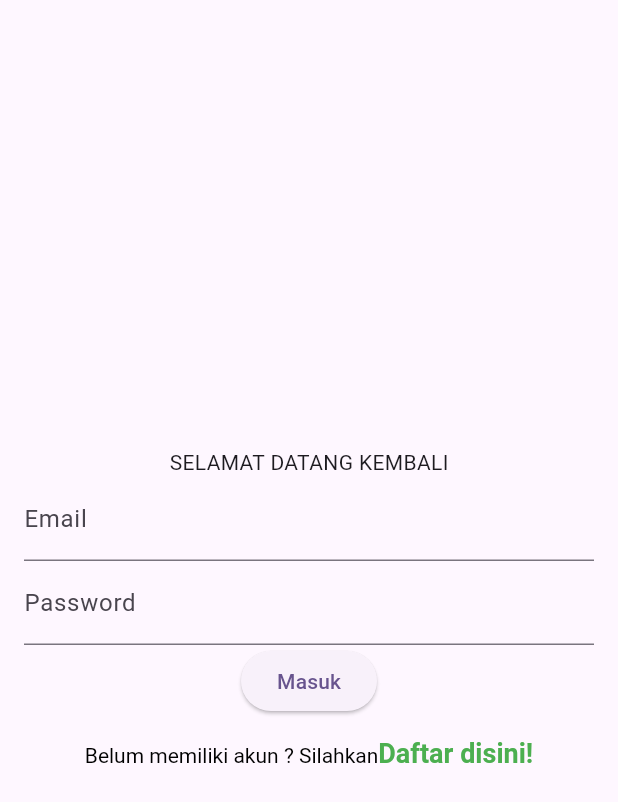
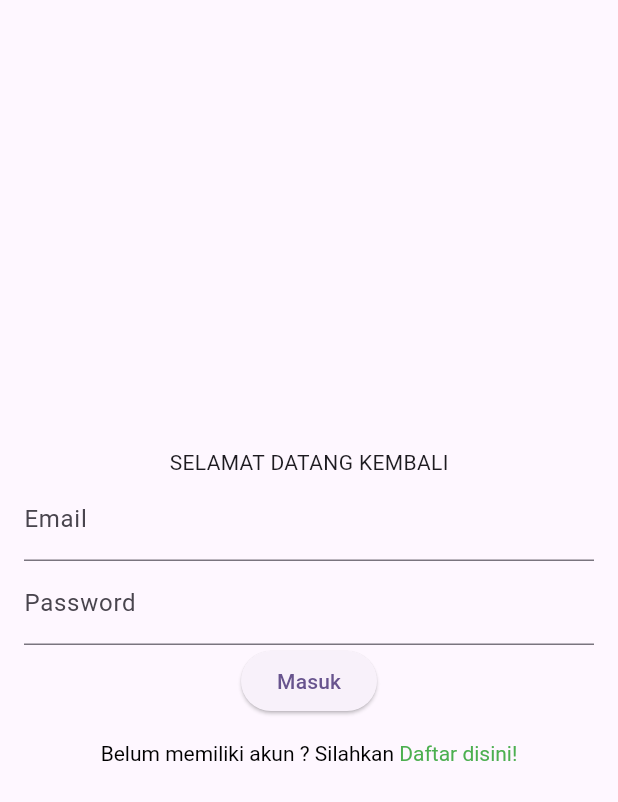
Before and after one commit to fasyaaa/20220140177_UCP1Flutter, a Flutter app: the screen it shows after launch, on a phone screen of 412 x 824 dp. Shown: the top 802 px of the screen. Run offline on Flutter 3.47's test engine with Material 3 defaults, Android fonts, the phone set to English and light mode, and no system bars.

Commit message:
CHG - Delete font style

```diff
--- a/lib/navigation/loginpage.dart
+++ b/lib/navigation/loginpage.dart
@@ -54,14 +54,12 @@ class _LoginpageState extends State<Loginpage> {
                 onPressed: () {},
                 child: RichText(
                   text: TextSpan(
-                    text: 'Belum memiliki akun ? Silahkan',
+                    text: 'Belum memiliki akun ? Silahkan ',
                     style: TextStyle(color: Colors.black),
                     children: <TextSpan>[
                       TextSpan(
                         text: 'Daftar disini!',
                         style: TextStyle(
-                          fontSize: 18,
-                          fontWeight: FontWeight.bold,
                           color: Colors.green,
                         ),
                       ),
```
